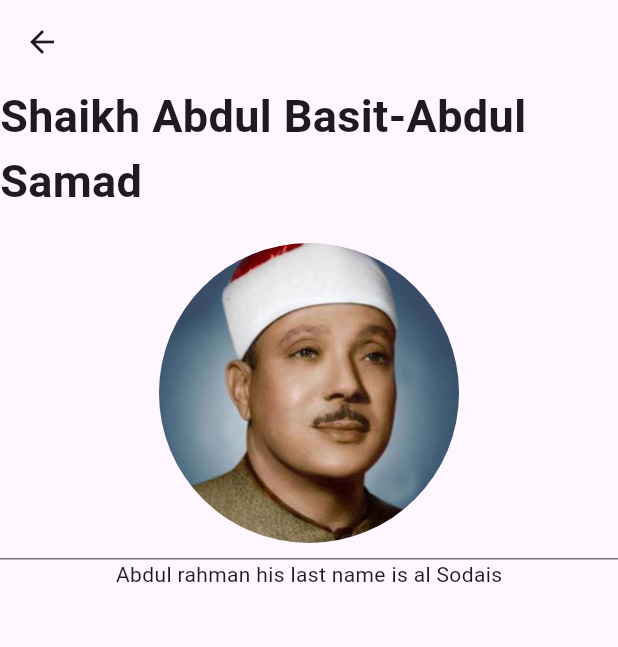
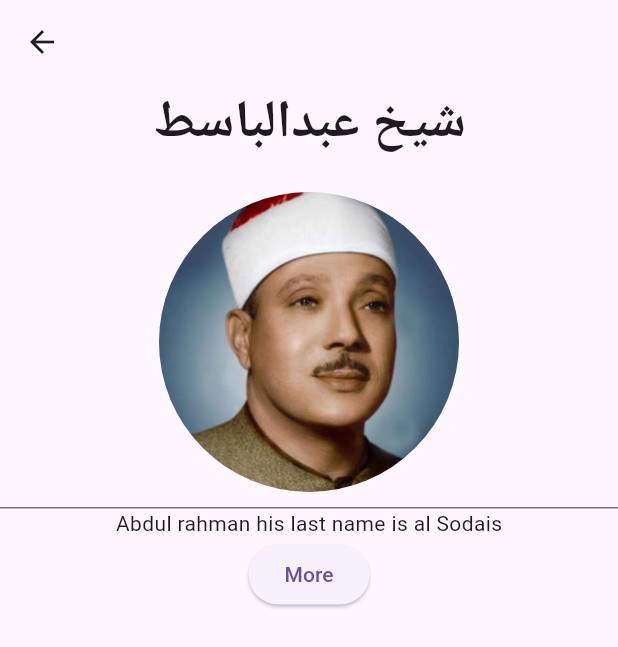
Before and after one commit to Ahmadi83/Assignment-11, a Flutter app: the screen it shows after launch, after a tap on the "arrow forward" icon, on a phone screen of 412 x 824 dp. Shown: the top 647 px of the screen. Run offline on Flutter 3.47's test engine with Material 3 defaults, Android fonts, the phone set to English and light mode, and no system bars.

Commit message:
third commit

```diff
--- a/lib/details.dart
+++ b/lib/details.dart
@@ -9,7 +9,7 @@ class Details extends StatelessWidget {
   final String country;
 
   const  Details({super.key, required this.name, required this.picture, required this.description, required this.country});
-
+ final url='google.com';
   @override
   Widget build(BuildContext context) {
     return Scaffold(
@@ -17,7 +17,7 @@ class Details extends StatelessWidget {
       body: Column(children:[
         Padding(
           padding: const EdgeInsets.only(bottom: 20),
-          child: Center(child: Text(name,style: TextStyle(fontSize: 30,fontWeight: FontWeight.bold),)),
+          child: Center(child: Text(name,style: TextStyle(fontSize: 35,fontWeight: FontWeight.bold),)),
         ),
         Center(child:CircleAvatar(
               backgroundImage: AssetImage(picture),
@@ -26,7 +26,11 @@ class Details extends StatelessWidget {
             SizedBox(height: 10,),
 
         Container(width: 480,height: 1,color: Colors.black54,),
-        Center(child: Text(description))
+        Center(child: Text(description)),
+        ElevatedButton(onPressed: () async{
+          final linkToOpen =Uri.parse(url);
+          await launchUrl(linkToOpen);
+          }, child: Text("More"))
       ],)
     );
   }
--- a/lib/main.dart
+++ b/lib/main.dart
@@ -6,7 +6,7 @@ import 'package:flutter/material.dart';
 
 void main(){
 
- runApp(MaterialApp(debugShowCheckedModeBanner: true,
+ runApp(MaterialApp(debugShowCheckedModeBanner: false,
    home: MyApp(),
  )) ;
 }
@@ -23,64 +23,64 @@ class _MyAppState extends State<MyApp> {
 
   List<Map<String,dynamic>> list =[
     {
-    'name': 'Shaikh Abdul Basit-Abdul Samad',
+    'name': 'شیخ عبدالباسط',
       'picture': 'images/basit.jpg',
       'description': "Abdul rahman his last name is al Sodais",
-      'country': 'Egypt'
+      'country': 'مصر'
   },
     {
-      'name': 'Shaikh Mahmood Al Khalil Al-Hussary',
+      'name': 'شیخ محمود الخلیل ',
       'picture': 'images/mah.jpg',
       'description': "Abdul rahman his last name is al Sodais",
-      'country': 'Egypt'
+      'country': 'مصر'
     },
     {
-      'name': 'Shaikh Mohammad Sidiq -Minshawi',
-      'picture': 'images/basit.jpg',
+      'name': ' شیخ سعد الغامدی ',
+      'picture': 'images/ghamedi.jpg',
       'description': "Abdul rahman his last name is al Sodais",
-      'country': 'Egypt'
+      'country': 'عربستان سعودی'
     },
     {
-      'name': 'Shaikh Maher Al-Muiaiqly',
-      'picture': 'images/basit.jpg',
+      'name': 'شیخ ماهر المعیقلی',
+      'picture': 'images/maher1.jpg',
       'description': "Abdul rahman his last name is al Sodais",
-      'country': 'Egypt'
+      'country': 'عربستان سعودی'
     },
     {
-      'name': 'Shaikh Abdul Rahman Al-Sudais',
+      'name': 'شیخ عبدالرحمن السدیس',
       'picture': 'images/Asodais.jpg',
       'description': "Abdul rahman his last name is al Sodais",
-      'country': 'Saudi Arabia'
+      'country': 'عربستان سعودی'
     },
     {
-      'name': 'Shaikh Mishary Rashid Al-Aafasy',
-      'picture': 'images/basit.jpg',
+      'name': 'شیخ راشد العفاسی',
+      'picture': 'images/Afasi.jpg',
       'description': "Abdul rahman his last name is al Sodais",
-      'country': 'Egypt'
+      'country': 'کویت'
     },
     {
-      'name': 'Shaikh Ahmad Al-Ajmi',
-      'picture': 'images/basit.jpg',
+      'name': 'شیخ احمد العجمی',
+      'picture': 'images/ajami.jpg',
       'description': "Abdul rahman his last name is al Sodais",
-      'country': 'Egypt'
+      'country': 'عربستان سعودی'
     },
     {
-      'name': 'Shaikh Mohammad Siddiq',
-      'picture': 'images/basit.jpg',
+      'name': 'شیخ مصطفی اسماعیل',
+      'picture': 'images/esmaeil.jpg',
       'description': "Abdul rahman his last name is al Sodais",
-      'country': 'Egypt'
+      'country': 'مصر'
     },
     {
-      'name': 'Shaikh Abdul Samad ',
-      'picture': 'images/basit.jpg',
+      'name': 'شیخ طارق جمیل ',
+      'picture': 'images/tareq.jpg',
       'description': "Abdul rahman his last name is al Sodais",
-      'country': 'Egypt'
+      'country': 'پاکستان'
     },
     {
-      'name': 'Shaikh Salim Al-Hilali',
-      'picture': 'images/basit.jpg',
+      'name': 'شیخ سلیم الهلالی',
+      'picture': 'images/salim.jpg',
       'description': "Abdul rahman his last name is al Sodais",
-      'country': 'Egypt'
+      'country': 'یمن'
     },
   ];
 
@@ -91,8 +91,10 @@ class _MyAppState extends State<MyApp> {
   @override
   Widget build(BuildContext context) {
     return Scaffold(
+      backgroundColor: Colors.blueGrey
+      ,
       appBar: AppBar(
-        backgroundColor: Colors.blue,
+        backgroundColor: Colors.green,
         title: Text("Top 10 Quran's Readers ",
         style: TextStyle(fontSize: 20,fontWeight: FontWeight.bold),),
         actions:[PopupMenuButton(onSelected: (values){
@@ -111,10 +113,10 @@ class _MyAppState extends State<MyApp> {
           itemBuilder: (context, index) {
           return Card(
             child: ListTile(
-              shape: OutlineInputBorder(borderRadius: BorderRadius.circular(15)),
+              shape: OutlineInputBorder(borderRadius: BorderRadius.circular(14)),
               splashColor: Colors.blueGrey,
-              title: Text(list[index]['name'],style: TextStyle(color: Colors.purple,fontSize: 18),),
-              subtitle: Text(list[index]['country'],style: TextStyle(color: Colors.red,fontSize: 17),),
+              title: Text(list[index]['name'],style: TextStyle(color: Colors.purple,fontSize: 20,fontWeight: FontWeight.w600),),
+              subtitle: Text(list[index]['country'],style: TextStyle(color: Colors.red,fontSize: 17,fontWeight: FontWeight.bold),),
               leading: CircleAvatar(
                 radius: 30,
                   backgroundImage: AssetImage(
```
Also changed, not shown: pubspec.yaml (+10 -1 lines).
